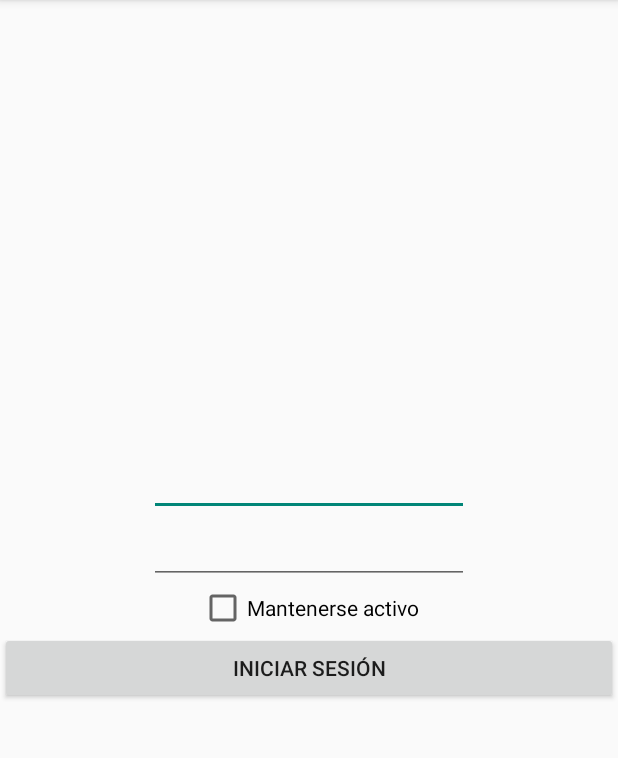
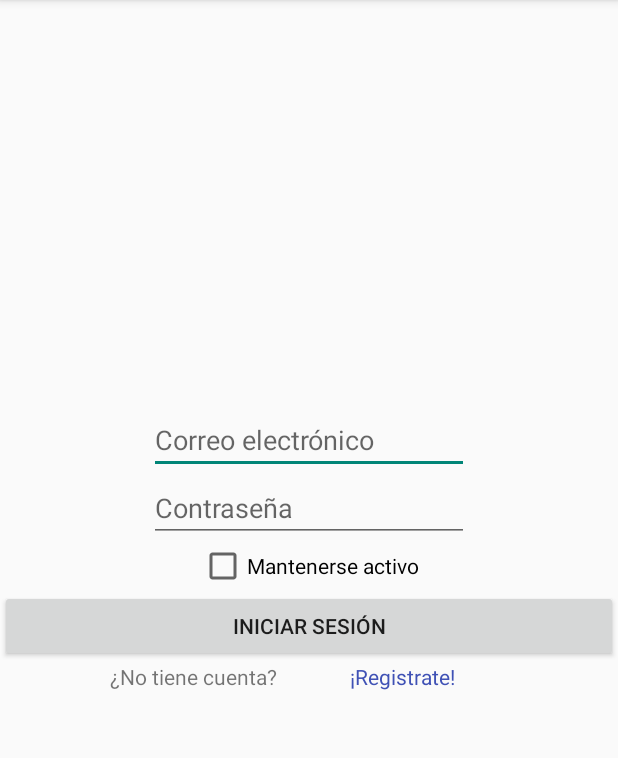
Before and after one commit to luchizina/movilLuna, an Android app: the iniciarSesion screen opened directly, with no data from a screen before it, on a phone screen of 412 x 824 dp, the part 84-842 px from its top. Run offline under Robolectric (Android 15) with nearby library versions, the phone set to English and light mode, and no system bars.

```diff
--- a/app/src/main/res/layout/activity_iniciar_sesion.xml
+++ b/app/src/main/res/layout/activity_iniciar_sesion.xml
@@ -15,14 +15,17 @@
         android:ems="10"
         android:inputType="textPersonName"
         android:text=""
+        android:hint="Correo electrónico"
         tools:layout_editor_absoluteX="99dp"
-        tools:layout_editor_absoluteY="75dp" />
+        tools:layout_editor_absoluteY="75dp"
+        android:onClick="cambiarError"/>
 
     <EditText
         android:id="@+id/txtPass"
         android:layout_width="wrap_content"
         android:layout_height="wrap_content"
         android:ems="10"
+        android:hint="Contraseña"
         android:inputType="textPassword"
         android:text=""
         tools:layout_editor_absoluteX="97dp"
@@ -46,5 +49,34 @@
         android:text="Iniciar sesión"
         android:onClick="iniciarS"
         />
+    <RelativeLayout android:id="@+id/relativeLayout1"
+        android:layout_height="wrap_content"
+        android:layout_width="wrap_content">
+    <TextView
+        android:id="@+id/labelCue"
+        android:layout_width="160dp"
+        android:layout_height="wrap_content"
+        android:ems="10"
+        android:text="¿No tiene cuenta?"
+        />
 
+    <TextView
+        android:id="@+id/txtRegistro"
+        android:layout_width="105dp"
+        android:layout_height="wrap_content"
+        android:ems="10"
+        android:onClick="regUsu"
+        android:layout_toRightOf="@+id/labelCue"
+        android:textColor="#3F51B5"
+        android:text="¡Registrate!" />
+    </RelativeLayout>
+
+    <TextView
+        android:id="@+id/txtError"
+        android:layout_width="wrap_content"
+        android:layout_height="36dp"
+        android:layout_centerHorizontal="true"
+        android:text="Ingresaste mal las credenciales"
+        android:textColor="#F44336"
+        android:visibility="invisible" />
 </LinearLayout>
```
Also changed, not shown: app/src/main/java/com/example/applunacrowdfunding/MainActivity.java (+15 -2 lines), app/src/main/java/com/example/applunacrowdfunding/iniciarSesion.java (+16 -7 lines), app/src/main/res/layout/activity_main.xml (+17 -4 lines).
